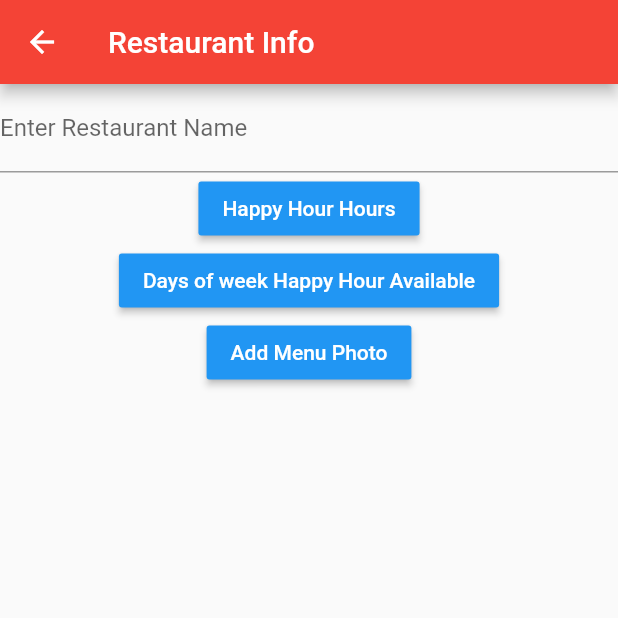
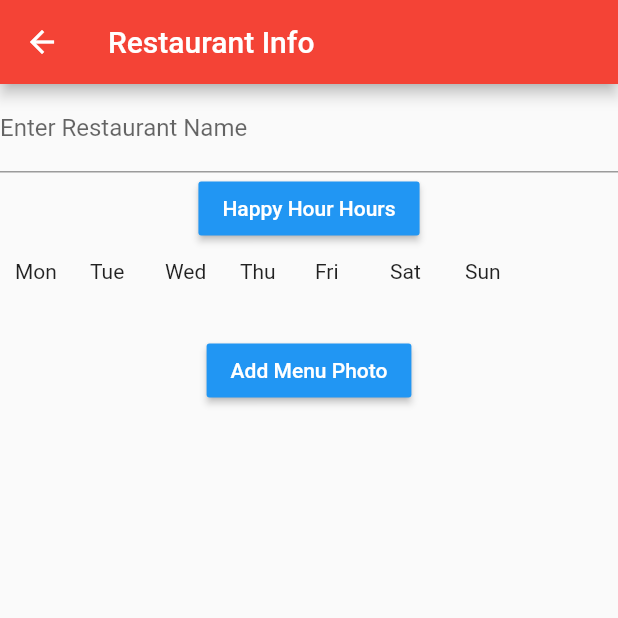
Before and after one commit to jessebelcourt/denver_happy_hour, a Flutter app: the AddMenuView screen opened by its route, on a phone screen of 412 x 824 dp, the top half of it. Run offline on Flutter 3.47's test engine with Material 2 defaults, Android fonts, the phone set to English and light mode, and no system bars; our stand-ins replace firebase_messaging, google_maps_flutter; accounts and stored records are empty.

Commit message:
Refactored days of week separate widget

```diff
--- a/lib/ui/views/add_menu.dart
+++ b/lib/ui/views/add_menu.dart
@@ -1,5 +1,7 @@
 import 'package:flutter/material.dart';
 import 'package:flutter/services.dart';
+
+import './days_week.dart';
 
 class AddMenuView extends StatefulWidget {
   AddMenuView({Key key}) : super(key: key);
@@ -17,9 +19,7 @@ class _AddMenuViewState extends State<AddMenuView> {
       body: Container(
         child: (Column(children: <Widget>[
           TextFormField(
-                decoration: InputDecoration(
-                  labelText: 'Enter Restaurant Name'
-                ),
+            decoration: InputDecoration(labelText: 'Enter Restaurant Name'),
             // color: Colors.blue,
             // textColor: Colors.white,
             // child: Text('Restaurant Name Input Field'),
@@ -32,14 +32,15 @@ class _AddMenuViewState extends State<AddMenuView> {
               Navigator.pop(context);
             },
           ),
-              RaisedButton( //Maybe use a Carosel for days of week here?
-                color: Colors.blue,
-                textColor: Colors.white,
-                child: Text('Days of week Happy Hour Available'),
-                onPressed: () {
-                  //Navigate to upload photo
-                },
-              ),
+          DaysOfWeek(),
+          // RaisedButton( //Maybe use a Carosel for days of week here? Horizontal list?
+          //   color: Colors.blue,
+          //   textColor: Colors.white,
+          //   child: Text('Days of week Happy Hour Available'),
+          //   onPressed: () {
+          //     //Navigate to upload photo
+          //   },
+          // ),
           RaisedButton(
             color: Colors.blue,
             textColor: Colors.white,
--- /dev/null
+++ b/lib/ui/views/days_week.dart
@@ -0,0 +1,59 @@
+import 'package:flutter/material.dart';
+
+class DaysOfWeek extends StatefulWidget {
+  DaysOfWeek({Key key}) : super(key: key);
+
+  _DaysOfWeekState createState() => _DaysOfWeekState();
+}
+
+class _DaysOfWeekState extends State<DaysOfWeek> {
+
+  final List<String> days = [
+    'Mon', 'Tue', 'Wed', 'Thu', 'Fri', 'Sat', 'Sun',
+  ]; //How could we instead Map this array into the ListView widget rather than hardcode??
+
+  int _selectedIndex = 0;
+
+  @override
+  Widget build(BuildContext context) {
+    return Container(
+      margin: EdgeInsets.all(10.0),
+      height: 40.0,
+      child: Center(
+        child: ListView(
+          scrollDirection: Axis.horizontal,
+          children: <Widget>[
+            Container(
+              child: Text('Mon'),
+              width: 50.0,
+            ),
+            Container(
+              child: Text('Tue'),
+              width: 50.0,
+            ),
+            Container(
+              child: Text('Wed'),
+              width: 50.0,
+            ),
+            Container(
+              child: Text('Thu'),
+              width: 50.0,
+            ),
+            Container(
+              child: Text('Fri'),
+              width: 50.0,
+            ),
+            Container(
+              child: Text('Sat'),
+              width: 50.0,
+            ),
+            Container(
+              child: Text('Sun'),
+              width: 50.0,
+            ),
+          ],
+        ),
+      ),
+    );
+  }
+}
```
Lines whose indentation alone changed are shown as unchanged.
